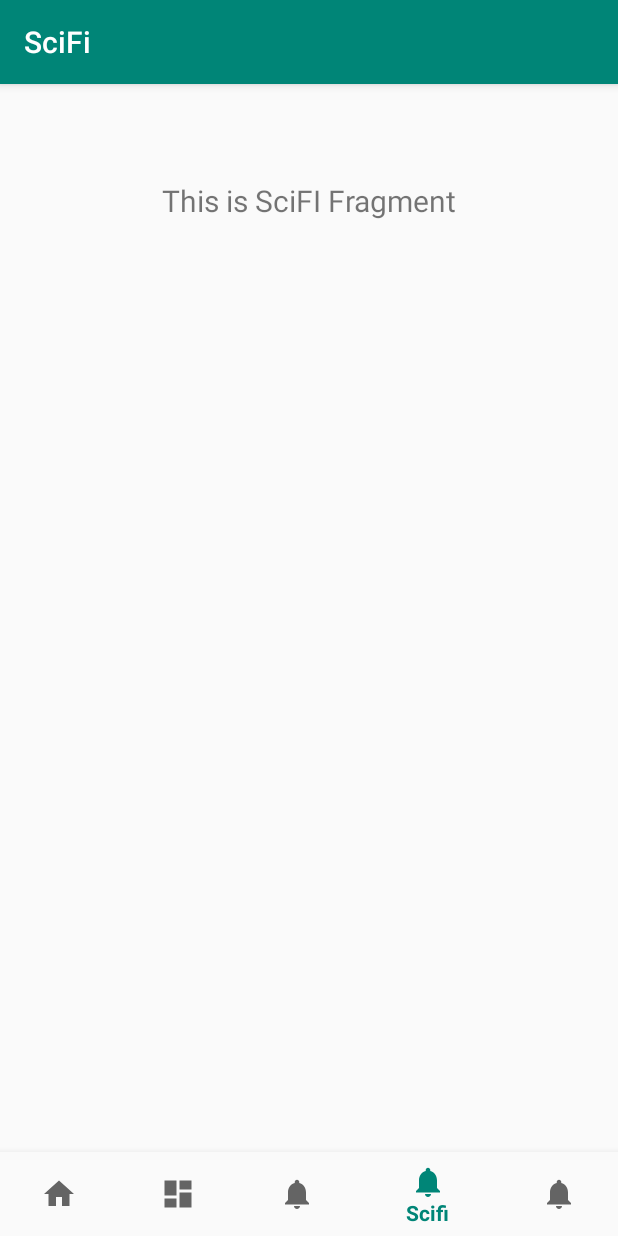
After one commit to Florence-Njeri/MoviesApp, an Android app: the SciFiFragment screen opened through its navigation route, on a phone screen of 412 x 824 dp. The commit adds this screen. Run offline under Robolectric (Android 15) with nearby library versions, the phone set to English and light mode, and no system bars; our stand-ins replace navigation-ui.

Commit message:
add bottom navigation fragments

```diff
--- a/app/src/main/java/com/example/moviesapp/MainActivity.kt
+++ b/app/src/main/java/com/example/moviesapp/MainActivity.kt
@@ -20,7 +20,7 @@ class MainActivity : AppCompatActivity() {
         // menu should be considered as top level destinations.
         val appBarConfiguration = AppBarConfiguration(
             setOf(
-                R.id.navigation_home, R.id.navigation_dashboard, R.id.navigation_notifications
+                R.id.navigation_movies, R.id.navigation_series, R.id.navigation_drama, R.id.navigation_scifi, R.id.navigation_comedy
             )
         )
         setupActionBarWithNavController(navController, appBarConfiguration)
--- a/app/src/main/java/com/example/moviesapp/ui/home/HomeViewModel.kt
+++ b/app/src/main/java/com/example/moviesapp/ui/drama/DramaViewModel.kt
@@ -1,13 +1,13 @@
-package com.example.moviesapp.ui.home
+package com.example.moviesapp.ui.comedy
 
 import androidx.lifecycle.LiveData
 import androidx.lifecycle.MutableLiveData
 import androidx.lifecycle.ViewModel
 
-class HomeViewModel : ViewModel() {
+class DramaViewModel : ViewModel() {
 
     private val _text = MutableLiveData<String>().apply {
-        value = "This is home Fragment"
+        value = "This is drama Fragment"
     }
     val text: LiveData<String> = _text
 }
--- /dev/null
+++ b/app/src/main/java/com/example/moviesapp/ui/movies/MoviesFragment.kt
@@ -0,0 +1,28 @@
+package com.example.moviesapp.ui.movies
+
+import android.os.Bundle
+import android.view.LayoutInflater
+import android.view.View
+import android.view.ViewGroup
+import android.widget.TextView
+import androidx.fragment.app.Fragment
+import androidx.lifecycle.Observer
+import androidx.lifecycle.ViewModelProviders
+import com.example.moviesapp.R
+
+class MoviesFragment : Fragment() {
+
+    private lateinit var moviesViewModel: MoviesViewModel
+
+    override fun onCreateView(
+        inflater: LayoutInflater,
+        container: ViewGroup?,
+        savedInstanceState: Bundle?
+    ): View? {
+        moviesViewModel =
+            ViewModelProviders.of(this).get(MoviesViewModel::class.java)
+        val root = inflater.inflate(R.layout.fragment_movies, container, false)
+        //RecyclerView to be added
+        return root
+    }
+}
--- /dev/null
+++ b/app/src/main/java/com/example/moviesapp/ui/movies/MoviesViewModel.kt
@@ -0,0 +1,13 @@
+package com.example.moviesapp.ui.movies
+
+import androidx.lifecycle.LiveData
+import androidx.lifecycle.MutableLiveData
+import androidx.lifecycle.ViewModel
+
+class MoviesViewModel : ViewModel() {
+
+    private val _text = MutableLiveData<String>().apply {
+        value = "This is dashboard Fragment"
+    }
+    val text: LiveData<String> = _text
+}
--- /dev/null
+++ b/app/src/main/java/com/example/moviesapp/ui/scifi/SciFiFragment.kt
@@ -0,0 +1,31 @@
+package com.example.moviesapp.ui.scifi
+
+import android.os.Bundle
+import android.view.LayoutInflater
+import android.view.View
+import android.view.ViewGroup
+import android.widget.TextView
+import androidx.fragment.app.Fragment
+import androidx.lifecycle.Observer
+import androidx.lifecycle.ViewModelProviders
+import com.example.moviesapp.R
+
+class SciFiFragment : Fragment() {
+
+    private lateinit var sciFiViewModel: SciFiViewModel
+
+    override fun onCreateView(
+        inflater: LayoutInflater,
+        container: ViewGroup?,
+        savedInstanceState: Bundle?
+    ): View? {
+        sciFiViewModel =
+            ViewModelProviders.of(this).get(SciFiViewModel::class.java)
+        val root = inflater.inflate(R.layout.fragment_scifi, container, false)
+        val textView: TextView = root.findViewById(R.id.text_scifi)
+        sciFiViewModel.text.observe(this, Observer {
+            textView.text = it
+        })
+        return root
+    }
+}
--- a/app/src/main/java/com/example/moviesapp/ui/notifications/NotificationsViewModel.kt
+++ b/app/src/main/java/com/example/moviesapp/ui/scifi/SciFiViewModel.kt
@@ -1,13 +1,13 @@
-package com.example.moviesapp.ui.notifications
+package com.example.moviesapp.ui.scifi
 
 import androidx.lifecycle.LiveData
 import androidx.lifecycle.MutableLiveData
 import androidx.lifecycle.ViewModel
 
-class NotificationsViewModel : ViewModel() {
+class SciFiViewModel : ViewModel() {
 
     private val _text = MutableLiveData<String>().apply {
-        value = "This is notifications Fragment"
+        value = "This is SciFI Fragment"
     }
     val text: LiveData<String> = _text
 }
--- a/app/src/main/java/com/example/moviesapp/ui/dashboard/DashboardViewModel.kt
+++ b/app/src/main/java/com/example/moviesapp/ui/series/SeriesViewModel.kt
@@ -1,13 +1,13 @@
-package com.example.moviesapp.ui.dashboard
+package com.example.moviesapp.ui.comedy
 
 import androidx.lifecycle.LiveData
 import androidx.lifecycle.MutableLiveData
 import androidx.lifecycle.ViewModel
 
-class DashboardViewModel : ViewModel() {
+class SeriesViewModel : ViewModel() {
 
     private val _text = MutableLiveData<String>().apply {
-        value = "This is dashboard Fragment"
+        value = "This is series Fragment"
     }
     val text: LiveData<String> = _text
 }
--- a/app/src/main/res/layout/fragment_notifications.xml
+++ b/app/src/main/res/layout/fragment_comedy.xml
@@ -5,7 +5,7 @@
     android:layout_height="match_parent">
 
     <TextView
-        android:id="@+id/text_notifications"
+        android:id="@+id/text_comedy"
         android:layout_width="match_parent"
         android:layout_height="wrap_content"
         android:layout_marginStart="8dp"
--- a/app/src/main/res/layout/fragment_home.xml
+++ b/app/src/main/res/layout/fragment_movies.xml
@@ -11,16 +11,17 @@
         android:layout_height="wrap_content"
         android:layout_marginStart="8dp"
         android:layout_marginLeft="8dp"
-        android:layout_marginTop="8dp"
         android:layout_marginEnd="8dp"
         android:layout_marginRight="8dp"
         android:orientation="vertical"
         android:scrollbars="vertical"
         app:layoutManager="androidx.recyclerview.widget.GridLayoutManager"
+        app:layout_constraintBottom_toBottomOf="parent"
         app:layout_constraintEnd_toEndOf="parent"
         app:layout_constraintHorizontal_bias="0.0"
         app:layout_constraintStart_toStartOf="parent"
-        app:layout_constraintTop_toBottomOf="@+id/text_dashboard"
+        app:layout_constraintTop_toTopOf="parent"
+        app:layout_constraintVertical_bias="0.0"
         app:spanCount="3"
         tools:itemCount="6"
         tools:listitem="@layout/movie_item" />
--- /dev/null
+++ b/app/src/main/res/layout/fragment_scifi.xml
@@ -0,0 +1,19 @@
+<?xml version="1.0" encoding="utf-8"?>
+<androidx.constraintlayout.widget.ConstraintLayout xmlns:android="http://schemas.android.com/apk/res/android"
+    xmlns:app="http://schemas.android.com/apk/res-auto"
+    android:layout_width="match_parent"
+    android:layout_height="match_parent">
+
+    <TextView
+        android:id="@+id/text_scifi"
+        android:layout_width="match_parent"
+        android:layout_height="wrap_content"
+        android:layout_marginStart="8dp"
+        android:layout_marginTop="8dp"
+        android:layout_marginEnd="8dp"
+        android:textAlignment="center"
+        android:textSize="20sp"
+        app:layout_constraintEnd_toEndOf="parent"
+        app:layout_constraintStart_toStartOf="parent"
+        app:layout_constraintTop_toTopOf="parent" />
+</androidx.constraintlayout.widget.ConstraintLayout>
--- a/app/src/main/res/layout/fragment_dashboard.xml
+++ b/app/src/main/res/layout/fragment_series.xml
@@ -5,7 +5,7 @@
     android:layout_height="match_parent">
 
     <TextView
-        android:id="@+id/text_dashboard"
+        android:id="@+id/text_series"
         android:layout_width="match_parent"
         android:layout_height="wrap_content"
         android:layout_marginStart="8dp"
--- a/app/src/main/res/menu/bottom_nav_menu.xml
+++ b/app/src/main/res/menu/bottom_nav_menu.xml
@@ -2,18 +2,26 @@
 <menu xmlns:android="http://schemas.android.com/apk/res/android">
 
     <item
-        android:id="@+id/navigation_home"
+        android:id="@+id/navigation_movies"
         android:icon="@drawable/ic_home_black_24dp"
-        android:title="@string/title_home" />
+        android:title="Movies" />
 
     <item
-        android:id="@+id/navigation_dashboard"
+        android:id="@+id/navigation_series"
         android:icon="@drawable/ic_dashboard_black_24dp"
-        android:title="@string/title_dashboard" />
+        android:title="Series" />
 
     <item
-        android:id="@+id/navigation_notifications"
+        android:id="@+id/navigation_drama"
         android:icon="@drawable/ic_notifications_black_24dp"
-        android:title="@string/title_notifications" />
+        android:title="Drama" />
+ <item
+        android:id="@+id/navigation_scifi"
+        android:icon="@drawable/ic_notifications_black_24dp"
+        android:title="Scifi" />
+ <item
+        android:id="@+id/navigation_comedy"
+        android:icon="@drawable/ic_notifications_black_24dp"
+        android:title="Comedy" />
 
 </menu>
--- a/app/src/main/res/navigation/mobile_navigation.xml
+++ b/app/src/main/res/navigation/mobile_navigation.xml
@@ -3,23 +3,33 @@
     xmlns:app="http://schemas.android.com/apk/res-auto"
     xmlns:tools="http://schemas.android.com/tools"
     android:id="@+id/mobile_navigation"
-    app:startDestination="@+id/navigation_home">
+    app:startDestination="@+id/navigation_movies">
 
     <fragment
-        android:id="@+id/navigation_home"
-        android:name="com.example.moviesapp.ui.home.HomeFragment"
-        android:label="@string/title_home"
-        tools:layout="@layout/fragment_home" />
+        android:id="@+id/navigation_movies"
+        android:name="com.example.moviesapp.ui.movies.MoviesFragment"
+        android:label="Movies"
+        tools:layout="@layout/fragment_movies" />
 
     <fragment
-        android:id="@+id/navigation_dashboard"
-        android:name="com.example.moviesapp.ui.dashboard.DashboardFragment"
-        android:label="@string/title_dashboard"
-        tools:layout="@layout/fragment_dashboard" />
+        android:id="@+id/navigation_series"
+        android:name="com.example.moviesapp.ui.series.SeriesFragment"
+        android:label="Series"
+        tools:layout="@layout/fragment_series" />
 
     <fragment
-        android:id="@+id/navigation_notifications"
-        android:name="com.example.moviesapp.ui.notifications.NotificationsFragment"
-        android:label="@string/title_notifications"
-        tools:layout="@layout/fragment_notifications" />
+        android:id="@+id/navigation_drama"
+        android:name="com.example.moviesapp.ui.drama.DramaFragment"
+        android:label="Drama"
+        tools:layout="@layout/fragment_drama" />
+    <fragment
+        android:id="@+id/navigation_scifi"
+        android:name="com.example.moviesapp.ui.scifi.SciFiFragment"
+        android:label="SciFi"
+        tools:layout="@layout/fragment_scifi" />
+    <fragment
+        android:id="@+id/navigation_comedy"
+        android:name="com.example.moviesapp.ui.comedy.ComedyFragment"
+        android:label="Comedy"
+        tools:layout="@layout/fragment_comedy" />
 </navigation>
```
Also changed, not shown: app/src/main/java/com/example/moviesapp/ui/comedy/ComedyFragment.kt (renamed from app/src/main/java/com/example/moviesapp/ui/dashboard/DashboardFragment.kt, +8 -8 lines), app/src/main/java/com/example/moviesapp/ui/comedy/ComedyViewModel.kt (added, +13 -0 lines), app/src/main/java/com/example/moviesapp/ui/drama/DramaFragment.kt (renamed from app/src/main/java/com/example/moviesapp/ui/notifications/NotificationsFragment.kt, +9 -8 lines), app/src/main/java/com/example/moviesapp/ui/series/SeriesFragment.kt (renamed from app/src/main/java/com/example/moviesapp/ui/home/HomeFragment.kt, +10 -9 lines), app/src/main/res/layout/fragment_drama.xml (added, +19 -0 lines).
